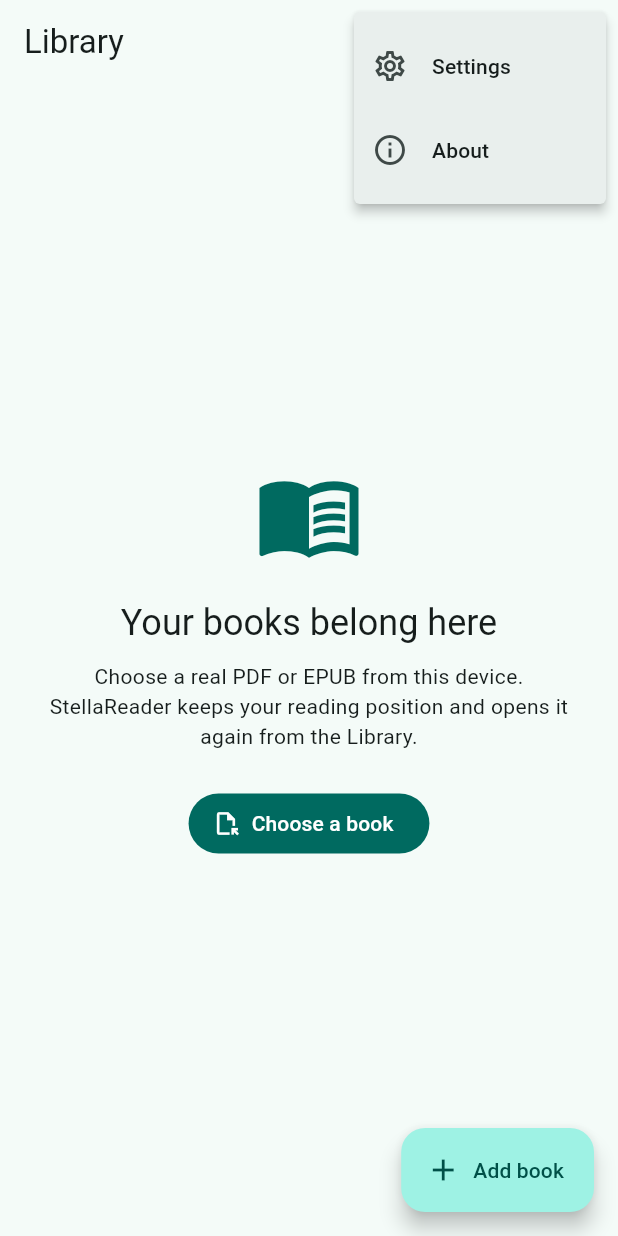
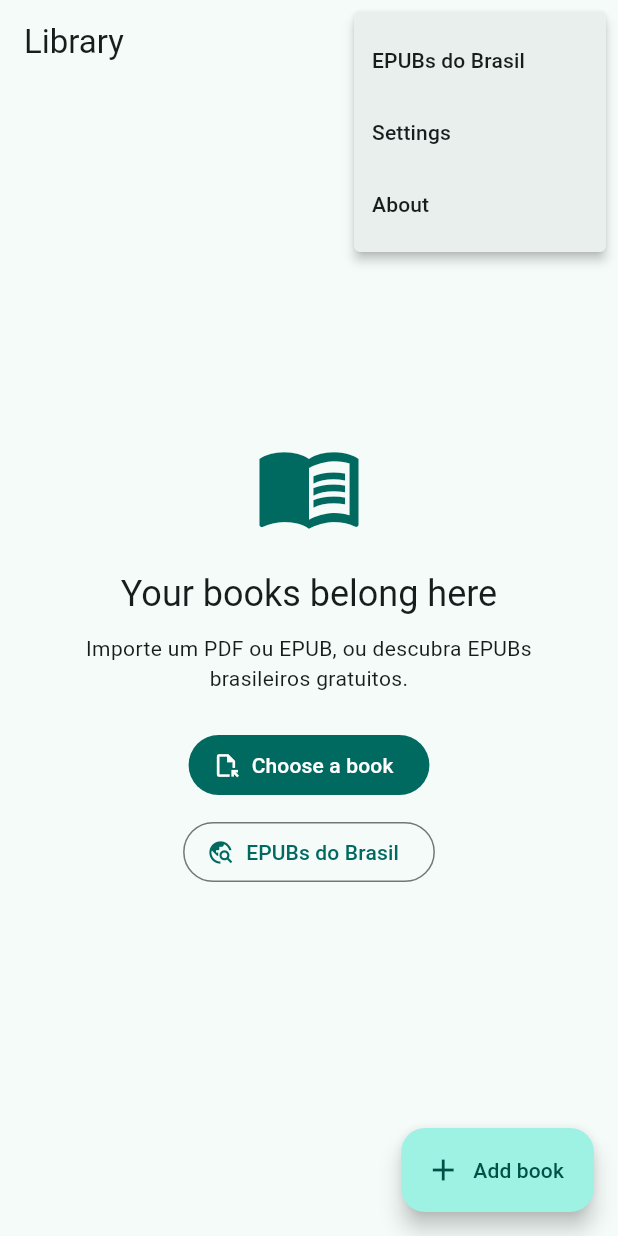
Before and after one commit to joaodeconto/StellaReader, a Flutter app: the screen it shows after launch, after a tap on the "more vert" icon, on a phone screen of 412 x 824 dp. Run offline on Flutter 3.47's test engine with Material 3 defaults, Android fonts, the phone set to English and light mode, and no system bars; our stand-ins replace dio, file_picker, flutter_riverpod, go_router, package_info_plus, shared_preferences and 2 more; missing offline and left inert: epub_view, pdfx; accounts and stored records are empty; network calls fail.

Commit message:
Restore EPUB discovery entry points

```diff
--- a/lib/ui/library_screen.dart
+++ b/lib/ui/library_screen.dart
@@ -47,35 +47,16 @@ class _LibraryScreenState extends ConsumerState<LibraryScreen> {
             onChanged: (mode) {
               if (mode != null) AppSettings.setThemeMode(mode);
             },
-            child: Column(
+            child: const Column(
               mainAxisSize: MainAxisSize.min,
-              crossAxisAlignment: CrossAxisAlignment.start,
               children: [
-                Text('Appearance', style: Theme.of(context).textTheme.titleSmall),
-                const RadioListTile<ThemeMode>(
-                  contentPadding: EdgeInsets.zero,
-                  title: Text('Use device setting'),
-                  value: ThemeMode.system,
-                ),
-                const RadioListTile<ThemeMode>(
-                  contentPadding: EdgeInsets.zero,
-                  title: Text('Light'),
-                  value: ThemeMode.light,
-                ),
-                const RadioListTile<ThemeMode>(
-                  contentPadding: EdgeInsets.zero,
-                  title: Text('Dark'),
-                  value: ThemeMode.dark,
-                ),
+                RadioListTile<ThemeMode>(title: Text('Use device setting'), value: ThemeMode.system),
+                RadioListTile<ThemeMode>(title: Text('Light'), value: ThemeMode.light),
+                RadioListTile<ThemeMode>(title: Text('Dark'), value: ThemeMode.dark),
               ],
             ),
           ),
-          actions: [
-            TextButton(
-              onPressed: () => Navigator.pop(context),
-              child: const Text('Done'),
-            ),
-          ],
+          actions: [TextButton(onPressed: () => Navigator.pop(context), child: const Text('Done'))],
         ),
       ),
     );
@@ -90,13 +71,15 @@ class _LibraryScreenState extends ConsumerState<LibraryScreen> {
       applicationVersion: '${info.version} (build ${info.buildNumber})',
       applicationIcon: const Icon(Icons.auto_stories, size: 48),
       children: const [
-        Text('A focused Android reader for PDF and EPUB books already on your device.'),
+        Text('Leitor Android de PDF e EPUB com biblioteca local e catálogo brasileiro EPUB.'),
       ],
     );
   }
 
   Future<void> _handleMenu(String value) async {
     switch (value) {
+      case 'discover':
+        context.push('/discover-brasil');
       case 'settings':
         await _showSettings();
       case 'about':
@@ -108,56 +91,41 @@ class _LibraryScreenState extends ConsumerState<LibraryScreen> {
   Widget build(BuildContext context) {
     if (kIsWeb) {
       return const Scaffold(
-        body: Center(
-          child: Padding(
-            padding: EdgeInsets.all(16),
-            child: Text(
-              'StellaReader is currently optimized for Android.',
-              textAlign: TextAlign.center,
-            ),
-          ),
-        ),
+        body: Center(child: Text('StellaReader is currently optimized for Android.')),
       );
     }
 
     final books = ref.watch(booksProvider);
-
     return Scaffold(
       appBar: AppBar(
         title: const Text('Library'),
         actions: [
+          IconButton(
+            tooltip: 'EPUBs do Brasil',
+            onPressed: () => context.push('/discover-brasil'),
+            icon: const Icon(Icons.travel_explore),
+          ),
           IconButton(
             tooltip: 'Import PDF or EPUB',
             onPressed: _import,
             icon: const Icon(Icons.file_open_outlined),
           ),
           PopupMenuButton<String>(
-            tooltip: 'App menu',
             onSelected: _handleMenu,
-            itemBuilder: (context) => const [
-              PopupMenuItem(
-                value: 'settings',
-                child: ListTile(
-                  contentPadding: EdgeInsets.zero,
-                  leading: Icon(Icons.settings_outlined),
-                  title: Text('Settings'),
-                ),
-              ),
-              PopupMenuItem(
-                value: 'about',
-                child: ListTile(
-                  contentPadding: EdgeInsets.zero,
-                  leading: Icon(Icons.info_outline),
-                  title: Text('About'),
-                ),
-              ),
+            itemBuilder: (_) => const [
+              PopupMenuItem(value: 'discover', child: Text('EPUBs do Brasil')),
+              PopupMenuItem(value: 'settings', child: Text('Settings')),
+              PopupMenuItem(value: 'about', child: Text('About')),
             ],
           ),
         ],
       ),
       body: books.when(
         data: (items) => items.isEmpty
-            ? _EmptyLibrary(onImport: _import)
+            ? _EmptyLibrary(
+                onImport: _import,
+                onDiscover: () => context.push('/discover-brasil'),
+              )
             : RefreshIndicator(
                 onRefresh: () async => ref.refresh(booksProvider.future),
                 child: ListView.separated(
@@ -168,20 +136,9 @@ class _LibraryScreenState extends ConsumerState<LibraryScreen> {
                     final book = items[index];
                     final epub = ImportService.isEpub(book);
                     return ListTile(
-                      leading: Icon(
-                        epub ? Icons.auto_stories : Icons.picture_as_pdf,
-                        size: 32,
-                      ),
-                      title: Text(
-                        book.title,
-                        maxLines: 2,
-                        overflow: TextOverflow.ellipsis,
-                      ),
-                      subtitle: Text(
-                        epub
-                            ? 'EPUB · tap to continue reading'
-                            : 'PDF · last page ${book.lastPage}',
-                      ),
+                      leading: Icon(epub ? Icons.auto_stories : Icons.picture_as_pdf, size: 32),
+                      title: Text(book.title, maxLines: 2, overflow: TextOverflow.ellipsis),
+                      subtitle: Text(epub ? 'EPUB · tap to continue reading' : 'PDF · last page ${book.lastPage}'),
                       trailing: const Icon(Icons.chevron_right),
                       onTap: () => context.push('/reader', extra: book),
                     );
@@ -189,9 +146,12 @@ class _LibraryScreenState extends ConsumerState<LibraryScreen> {
                 ),
               ),
         loading: () => const Center(child: CircularProgressIndicator()),
-        error: (error, _) => _LibraryError(
-          message: error.toString(),
-          onRetry: () => ref.invalidate(booksProvider),
+        error: (error, _) => Center(
+          child: FilledButton.icon(
+            onPressed: () => ref.invalidate(booksProvider),
+            icon: const Icon(Icons.refresh),
+            label: const Text('Try again'),
+          ),
         ),
       ),
       floatingActionButton: FloatingActionButton.extended(
@@ -204,9 +164,10 @@ class _LibraryScreenState extends ConsumerState<LibraryScreen> {
 }
 
 class _EmptyLibrary extends StatelessWidget {
-  const _EmptyLibrary({required this.onImport});
+  const _EmptyLibrary({required this.onImport, required this.onDiscover});
 
   final VoidCallback onImport;
+  final VoidCallback onDiscover;
 
   @override
   Widget build(BuildContext context) {
@@ -216,71 +177,18 @@ class _EmptyLibrary extends StatelessWidget {
         child: Column(
           mainAxisAlignment: MainAxisAlignment.center,
           children: [
-            Icon(
-              Icons.menu_book_outlined,
-              size: 72,
-              color: Theme.of(context).colorScheme.primary,
-            ),
+            Icon(Icons.menu_book_outlined, size: 72, color: Theme.of(context).colorScheme.primary),
             const SizedBox(height: 20),
-            Text(
-              'Your books belong here',
-              style: Theme.of(context).textTheme.headlineSmall,
-              textAlign: TextAlign.center,
-            ),
+            Text('Your books belong here', style: Theme.of(context).textTheme.headlineSmall),
             const SizedBox(height: 10),
-            const Text(
-              'Choose a real PDF or EPUB from this device. StellaReader keeps your reading position and opens it again from the Library.',
-              textAlign: TextAlign.center,
-            ),
+            const Text('Importe um PDF ou EPUB, ou descubra EPUBs brasileiros gratuitos.', textAlign: TextAlign.center),
             const SizedBox(height: 24),
-            FilledButton.icon(
-              onPressed: onImport,
-              icon: const Icon(Icons.file_open_outlined),
-              label: const Text('Choose a book'),
-            ),
+            FilledButton.icon(onPressed: onImport, icon: const Icon(Icons.file_open_outlined), label: const Text('Choose a book')),
+            const SizedBox(height: 10),
+            OutlinedButton.icon(onPressed: onDiscover, icon: const Icon(Icons.travel_explore), label: const Text('EPUBs do Brasil')),
           ],
         ),
       ),
     );
   }
 }
-
-class _LibraryError extends StatelessWidget {
-  const _LibraryError({required this.message, required this.onRetry});
-
-  final String message;
-  final VoidCallback onRetry;
-
-  @override
-  Widget build(BuildContext context) {
-    return Center(
-      child: Padding(
-        padding: const EdgeInsets.all(24),
-        child: Column(
-          mainAxisSize: MainAxisSize.min,
-          children: [
-            const Icon(Icons.error_outline, size: 48),
-            const SizedBox(height: 12),
-            const Text(
-              'The Library could not be loaded.',
-              textAlign: TextAlign.center,
-            ),
-            const SizedBox(height: 8),
-            Text(
-              message,
-              maxLines: 3,
-              overflow: TextOverflow.ellipsis,
-              textAlign: TextAlign.center,
-            ),
-            const SizedBox(height: 16),
-            OutlinedButton.icon(
-              onPressed: onRetry,
-              icon: const Icon(Icons.refresh),
-              label: const Text('Try again'),
-            ),
-          ],
-        ),
-      ),
-    );
-  }
-}
```
